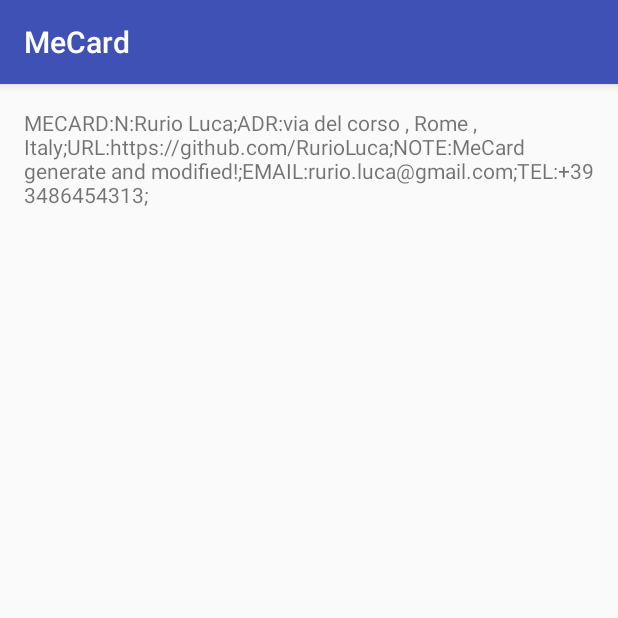
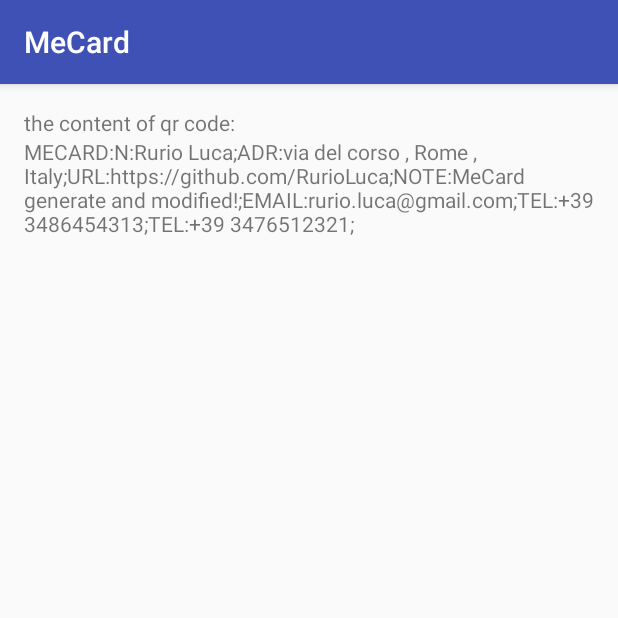
Before and after one commit to RurioLuca/QrCardParsing, an Android app: the screen it shows after launch (MainActivity), on a phone screen of 412 x 824 dp, the top half of it. Run offline under Robolectric (Android 15) with nearby library versions, the phone set to English and light mode, and no system bars; libraries missing offline, so code that uses them is left out: net.glxn.qrgen; 1 statement that could not run was skipped.

Commit message:
add sample add screen

```diff
--- a/app/build.gradle
+++ b/app/build.gradle
@@ -21,5 +21,6 @@
 
 dependencies {
     compile 'com.android.support:appcompat-v7:24.1.1'
+    compile 'com.github.kenglxn.QRGen:android:2.1.0'
     compile project(path: ':library')
 }
--- a/app/src/main/java/it/auron/mecard/MainActivity.java
+++ b/app/src/main/java/it/auron/mecard/MainActivity.java
@@ -1,25 +1,38 @@
 package it.auron.mecard;
 
+import android.os.Bundle;
 import android.support.v7.app.AppCompatActivity;
-import android.os.Bundle;
-import android.util.Log;
+import android.widget.ImageView;
 import android.widget.TextView;
+
+import net.glxn.qrgen.android.QRCode;
 
 import it.auron.library.MeCard;
 import it.auron.library.MeCardParser;
 
 public class MainActivity extends AppCompatActivity {
 
+    private TextView textView;
+    private ImageView imageView;
+
     @Override
     protected void onCreate(Bundle savedInstanceState) {
         super.onCreate(savedInstanceState);
         setContentView(R.layout.activity_main);
-        String meCardString = "MECARD:N:Rurio Luca;TEL:+39 3486454313;EMAIL:rurio.luca@gmail.com;URL:https://github.com/RurioLuca;NOTE:generate MeCard!;BDAY:1989-06-19;ADR:via del corso , Rome , Italy;";
+
+        textView = (TextView) findViewById(R.id.mecard);
+        imageView = (ImageView) findViewById(R.id.qrcode);
+        String meCardString = "MECARD:N:Rurio Luca;TEL:+39 3486454313;EMAIL:rurio.luca@gmail.com;URL:https://github.com/RurioLuca;NOTE:generate MeCard!;BDAY:1989-07-19;ADR:via del corso , Rome , Italy;";
         MeCard meCard = MeCardParser.parse(meCardString);
-        Log.d(MainActivity.class.getSimpleName(), "meCard object: " + meCard.buildString());
-        TextView textView = (TextView) findViewById(R.id.mecard);
+
         meCard.setNote("MeCard generate and modified!");
-        textView.setText(meCard.buildString());
+        meCard.addTelephone("+39 3476512321");
 
+        String meCardcontent = meCard.buildString();
+
+        textView.setText(meCardcontent);
+        imageView.setImageBitmap(QRCode.from(meCardcontent).bitmap());
     }
+
+
 }
--- a/app/src/main/res/layout/activity_main.xml
+++ b/app/src/main/res/layout/activity_main.xml
@@ -10,8 +10,23 @@
     tools:context="it.auron.mecard.MainActivity">
 
     <TextView
+        android:id="@+id/text"
+        android:layout_width="wrap_content"
+        android:layout_height="wrap_content"
+        android:text="the content of qr code: " />
+
+
+        <TextView
+        android:layout_below="@+id/text"
         android:id="@+id/mecard"
         android:layout_width="wrap_content"
         android:layout_height="wrap_content"
-        android:text="Hello World!" />
+        android:text="content qr code" />
+
+
+    <ImageView
+        android:layout_centerInParent="true"
+        android:id="@+id/qrcode"
+        android:layout_width="200dp"
+        android:layout_height="200dp" />
 </RelativeLayout>
--- a/build.gradle
+++ b/build.gradle
@@ -15,6 +15,7 @@
 allprojects {
     repositories {
         jcenter()
+        maven { url "https://jitpack.io" }
     }
 }
 
--- a/gradle.properties
+++ b/gradle.properties
@@ -10,7 +10,7 @@
 # Specifies the JVM arguments used for the daemon process.
 # The setting is particularly useful for tweaking memory settings.
 # Default value: -Xmx10248m -XX:MaxPermSize=256m
-# org.gradle.jvmargs=-Xmx2048m -XX:MaxPermSize=512m -XX:+HeapDumpOnOutOfMemoryError -Dfile.encoding=UTF-8
+org.gradle.jvmargs=-Xmx2048m -XX:MaxPermSize=512m -XX:+HeapDumpOnOutOfMemoryError -Dfile.encoding=UTF-8
 
 # When configured, Gradle will run in incubating parallel mode.
 # This option should only be used with decoupled projects. More details, visit
--- a/library/build.gradle
+++ b/library/build.gradle
@@ -8,8 +8,8 @@
     defaultConfig {
         minSdkVersion 9
         targetSdkVersion 24
-        versionCode 1
-        versionName "1.0.0"
+        versionCode 2
+        versionName "1.0.1"
     }
     buildTypes {
         release {
@@ -21,10 +21,10 @@
         userOrg = 'auron'
         groupId = 'it.auron'
         artifactId = 'mecard-parser'
-        publishVersion = '1.0.0'
+        publishVersion = '1.0.1'
     }
 }
 
 dependencies {
-    compile 'com.android.support:appcompat-v7:24.1.0'
+    compile 'com.android.support:appcompat-v7:24.1.1'
 }
--- a/library/src/main/java/it/auron/library/MeCard.java
+++ b/library/src/main/java/it/auron/library/MeCard.java
@@ -114,46 +114,46 @@
         meCardString.append(MeCardCostant.KEY_MECARD);
 
         if (!TextUtils.isEmpty(name)) {
-            meCardString.append(MeCardCostant.KEY_NAME);
-            meCardString.append(name);
-            meCardString.append(";");
+            meCardString.append(MeCardCostant.KEY_NAME)
+                    .append(name)
+                    .append(";");
         }
 
         if (!TextUtils.isEmpty(address)) {
-            meCardString.append(MeCardCostant.KEY_ADDRESS);
-            meCardString.append(address);
-            meCardString.append(";");
+            meCardString.append(MeCardCostant.KEY_ADDRESS)
+                    .append(address)
+                    .append(";");
         }
 
         if (!TextUtils.isEmpty(url)) {
-            meCardString.append(MeCardCostant.KEY_URL);
-            meCardString.append(url);
-            meCardString.append(";");
+            meCardString.append(MeCardCostant.KEY_URL)
+                    .append(url)
+                    .append(";");
         }
 
         if (!TextUtils.isEmpty(note)) {
-            meCardString.append(MeCardCostant.KEY_NOTE);
-            meCardString.append(note);
-            meCardString.append(";");
+            meCardString.append(MeCardCostant.KEY_NOTE)
+                    .append(note)
+                    .append(";");
         }
 
         if (!TextUtils.isEmpty(date)) {
-            meCardString.append(MeCardCostant.KEY_DAY);
-            meCardString.append(date);
-            meCardString.append(";");
+            meCardString.append(MeCardCostant.KEY_DAY)
+                    .append(date)
+                    .append(";");
         }
         if (!TextUtils.isEmpty(email)) {
-            meCardString.append(MeCardCostant.KEY_EMAIL);
-            meCardString.append(email);
-            meCardString.append(";");
+            meCardString.append(MeCardCostant.KEY_EMAIL)
+                    .append(email)
+                    .append(";");
         }
         if (telephones != null)
 
             for (String telephone : telephones) {
 
-                meCardString.append(MeCardCostant.KEY_TELEPHONE);
-                meCardString.append(telephone);
-                meCardString.append(";");
+                meCardString.append(MeCardCostant.KEY_TELEPHONE)
+                        .append(telephone)
+                        .append(";");
 
             }
 
```
Also changed, not shown: 2 other files.
